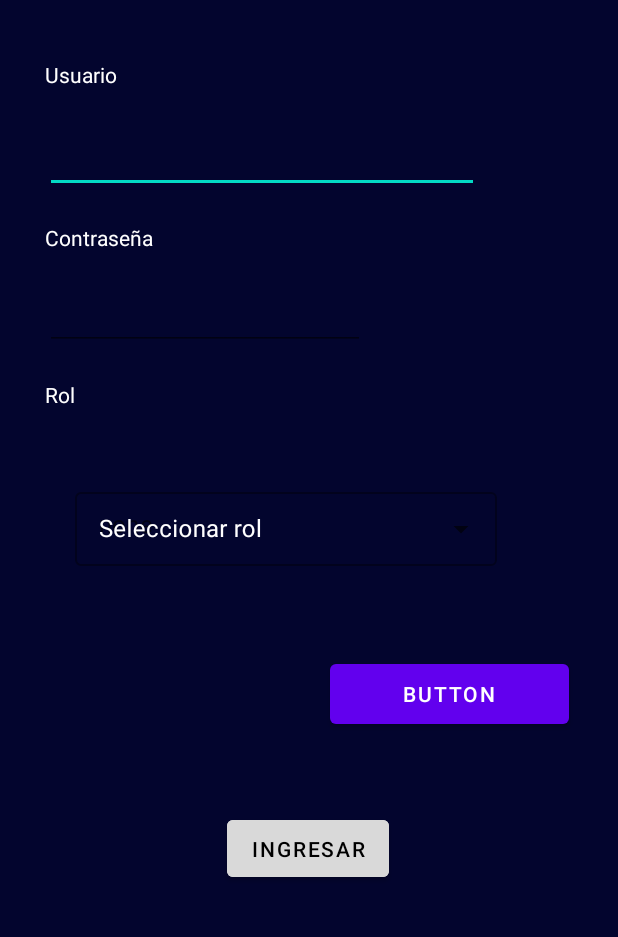
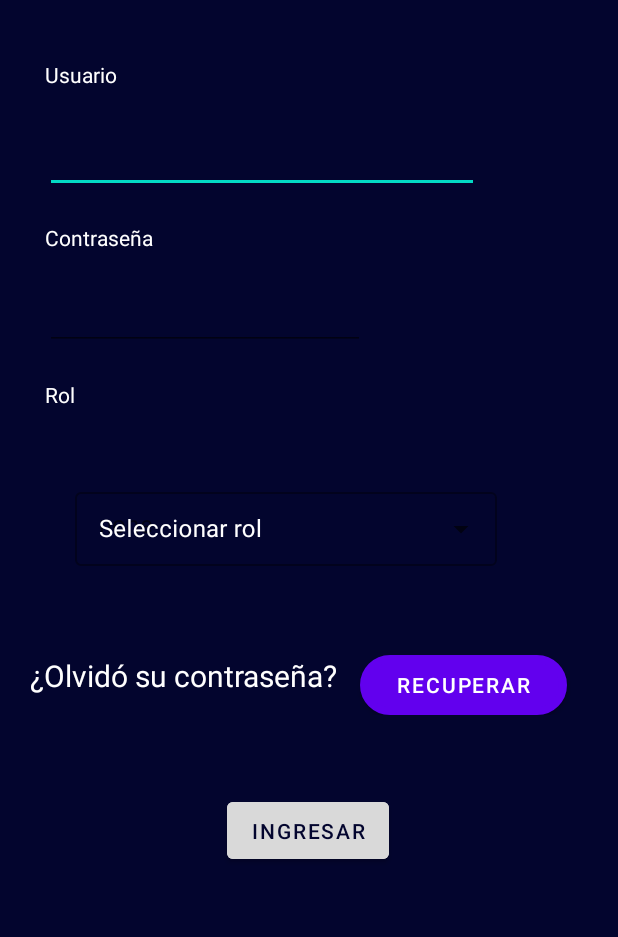
Before and after one commit to Brian1921/Front_Parc, an Android app: the screen it shows after launch (MainActivity), on a phone screen of 412 x 824 dp, the part 227-1164 px from its top. Run offline under Robolectric (Android 15) with nearby library versions, the phone set to English and light mode, and no system bars; our stand-ins replace Volley.

Commit message:
Mejora Main

```diff
--- a/app/src/main/res/layout/activity_main.xml
+++ b/app/src/main/res/layout/activity_main.xml
@@ -4,7 +4,7 @@
     xmlns:tools="http://schemas.android.com/tools"
     android:layout_width="match_parent"
     android:layout_height="match_parent"
-    android:background="#03052E "
+    android:background="#03052E"
     android:textAlignment="center"
     tools:context=".MainActivity">
 
@@ -122,7 +122,7 @@
                 android:layout_width="309dp"
                 android:layout_height="84dp"
                 android:layout_margin="40dp"
-                android:layout_marginLeft="30dp"
+                android:layout_marginLeft="10dp"
                 android:layout_marginTop="20dp"
                 android:hint="Seleccionar rol"
                 android:padding="10dp"
@@ -142,13 +142,28 @@
                     android:inputType="none" />
 
             </com.google.android.material.textfield.TextInputLayout>
+        <RelativeLayout
+            android:layout_width="match_parent"
+            android:layout_height="match_parent">
 
             <Button
                 android:id="@+id/btnInicio_recuperar"
-                android:layout_width="159dp"
-                android:layout_height="52dp"
-                android:layout_marginLeft="220dp"
-                android:text="Button" />
+                android:layout_width="138dp"
+                android:layout_height="40dp"
+                android:layout_marginLeft="240dp"
+                android:background="@drawable/bordes"
+                android:text="Recuperar" />
+
+            <TextView
+                android:id="@+id/textView29"
+                android:layout_width="wrap_content"
+                android:layout_height="26dp"
+                android:layout_marginLeft="20dp"
+                android:text="¿Olvidó su contraseña?"
+                android:textColor="@color/white"
+                android:textSize="20dp" />
+
+        </RelativeLayout>
 
             <Button
                 android:id="@+id/btnIngresar"
@@ -159,7 +174,7 @@
                 android:layout_marginEnd="151dp"
                 android:backgroundTint="#D9D9D9"
                 android:text="Ingresar"
-                android:textColor="#000000"
+                android:textColor="#03052E"
                 app:layout_constraintEnd_toEndOf="parent"
                 app:layout_constraintHorizontal_bias="0.0"
                 app:layout_constraintStart_toStartOf="parent" />
```
